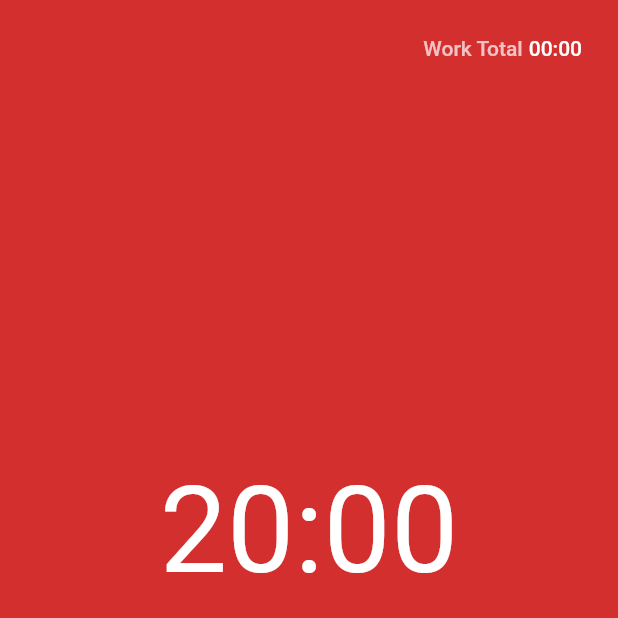
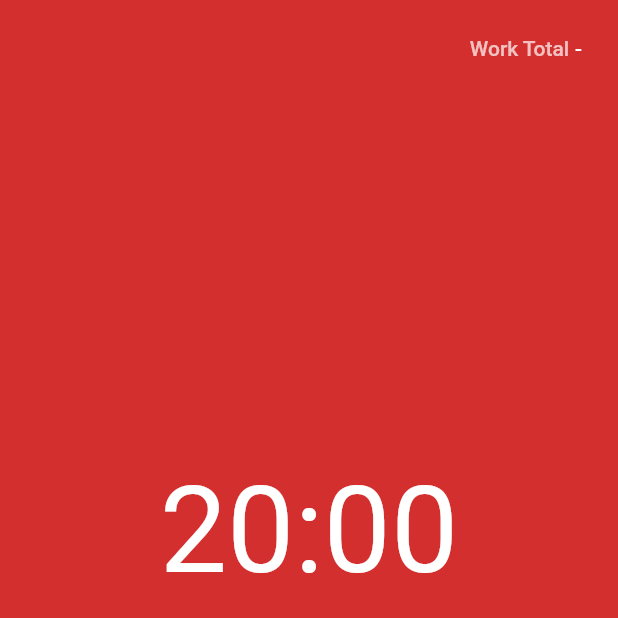
Before and after one commit to hosikiti/pomowor, a Flutter app: the screen it shows after launch, on a phone screen of 412 x 824 dp, the top half of it. Run offline on Flutter 3.47's test engine with Material 2 defaults, Android fonts, the phone set to English and light mode, and no system bars; our stand-ins replace flutter_riverpod, freezed_annotation, just_audio, shared_preferences.

Commit message:
Fix: work total time format is different from main timer format.

```diff
--- a/lib/page/home/home.dart
+++ b/lib/page/home/home.dart
@@ -174,11 +174,12 @@ class TotalWorkTime extends ConsumerWidget {
   Widget build(BuildContext context, WidgetRef ref) {
     final total = ref.watch(timerHistoryProvider).workTimeTotal;
     if (total.inMicroseconds == 0) {
-      return const Text("00:00");
+      return const Text("-");
     }
 
-    final min = total.inMinutes.toString().padLeft(2, '0');
+    final h = (total.inMinutes / 60).floor().toInt().toString().padLeft(2, '0');
+    final m = (total.inMinutes % 60).toInt().toString().padLeft(2, '0');
 
-    return Text("$min:00");
+    return Text("$h:$m:00");
   }
 }
```
